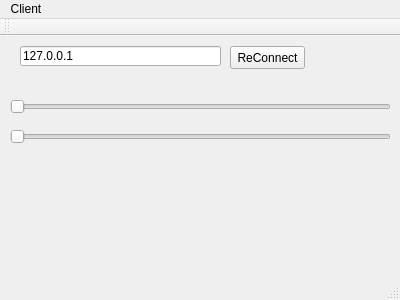
Qt form client/mainwindow.ui (ChaosGroup/vray_for_blender_server) before a commit.
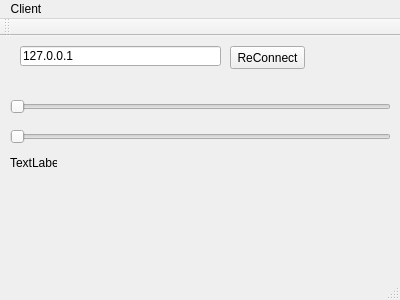
The same form after that commit.

Commit message: Send image back to client

The edit to the form file:
```diff
--- a/client/mainwindow.ui
+++ b/client/mainwindow.ui
@@ -66,6 +66,19 @@
      <enum>Qt::Horizontal</enum>
     </property>
    </widget>
+   <widget class="QLabel" name="label">
+    <property name="geometry">
+     <rect>
+      <x>10</x>
+      <y>120</y>
+      <width>47</width>
+      <height>13</height>
+     </rect>
+    </property>
+    <property name="text">
+     <string>TextLabel</string>
+    </property>
+   </widget>
   </widget>
   <widget class="QMenuBar" name="menuBar">
    <property name="geometry">
```
The commit also changes 2 other files.
